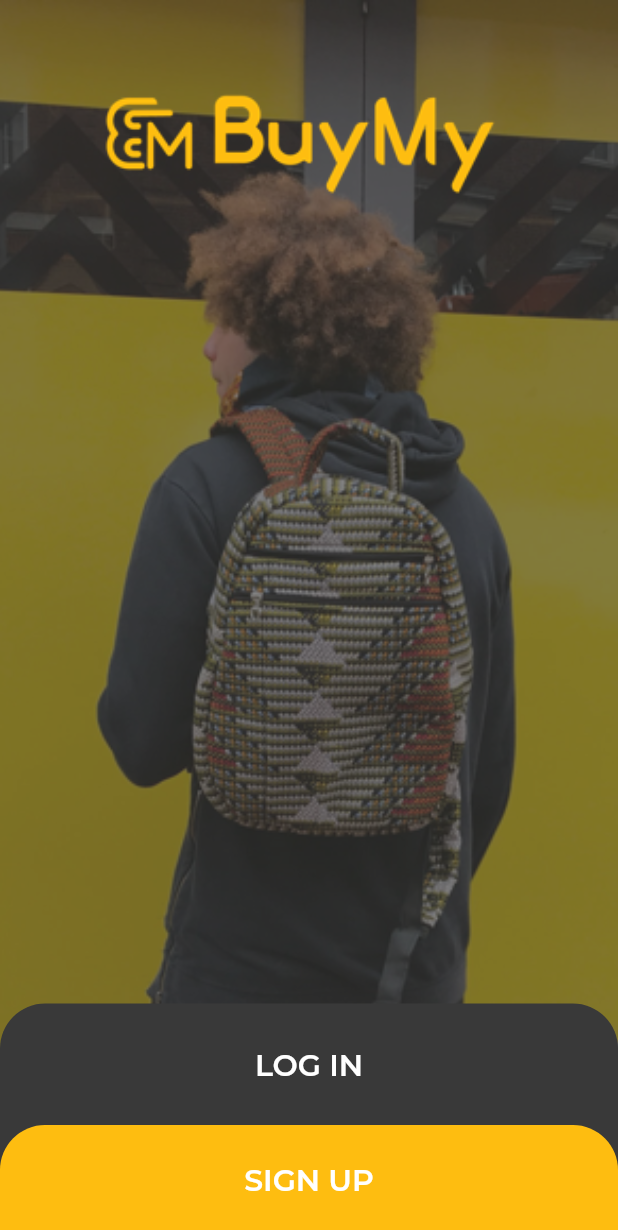
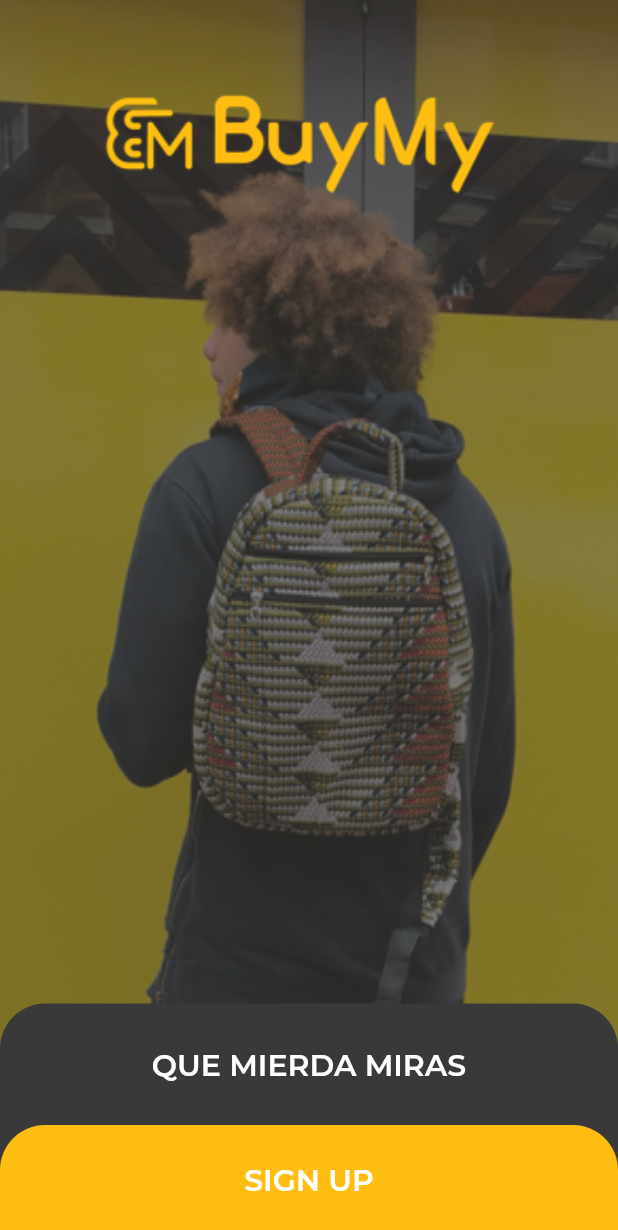
Before and after one commit to bautitravella/main_screens, a Flutter app: the screen it shows after launch, on a phone screen of 412 x 824 dp. Shown: the top 1230 px of the screen. Run offline on Flutter 3.47's test engine with Material 2 defaults, Android fonts, the phone set to English and light mode, and no system bars.

Commit message:
cambio el mensaje a "que mierda miras"

```diff
--- a/lib/firstscreen_widget/firstscreen_widget.dart
+++ b/lib/firstscreen_widget/firstscreen_widget.dart
@@ -73,7 +73,7 @@ class FirstscreenWidget extends StatelessWidget {
                       child: Align(
                         alignment: Alignment(0.0, -0.5),
                         child: Text(
-                          "LOG IN",
+                          "QUE MIERDA MIRAS",
                           style: TextStyle(
                             color: Color.fromARGB(255, 255, 255, 255),
                             fontFamily: "Montserrat",
```
